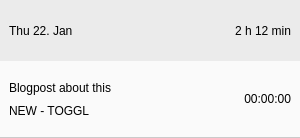
Above: src/ui/linux/TogglDesktop/timeentrycellwidget.ui from toggl-open-source/toggldesktop before the change. Below: the same form after it.
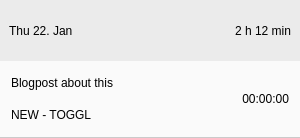
That is the form after the change. Icons and pictures are not drawn. Custom widgets are drawn as their Qt base class.

Commit message: Fixed entry cell description in Hi DPI (linux)

Patch:
```diff
--- a/src/ui/linux/TogglDesktop/timeentrycellwidget.ui
+++ b/src/ui/linux/TogglDesktop/timeentrycellwidget.ui
@@ -104,7 +104,7 @@
       </size>
      </property>
      <property name="styleSheet">
-      <string notr="true">background-color: rgb(250, 250, 250);border-width: 1px; border-top-style: none; border-right-style: none; border-bottom-style: solid; border-left-style: none; border-color: #cacaca;</string>
+      <string notr="true">background-color: rgb(250, 250, 250);border-width: 1px; border-top-style: none; border-right-style: none; border-bottom-style: solid; border-left-style: none; border-color: #cacaca;margin:0px</string>
      </property>
      <property name="frameShape">
       <enum>QFrame::Box</enum>
@@ -116,6 +116,18 @@
       <property name="sizeConstraint">
        <enum>QLayout::SetNoConstraint</enum>
       </property>
+      <property name="leftMargin">
+       <number>11</number>
+      </property>
+      <property name="topMargin">
+       <number>0</number>
+      </property>
+      <property name="rightMargin">
+       <number>11</number>
+      </property>
+      <property name="bottomMargin">
+       <number>0</number>
+      </property>
       <item>
        <widget class="QFrame" name="descProjFrame">
         <property name="minimumSize">
```
